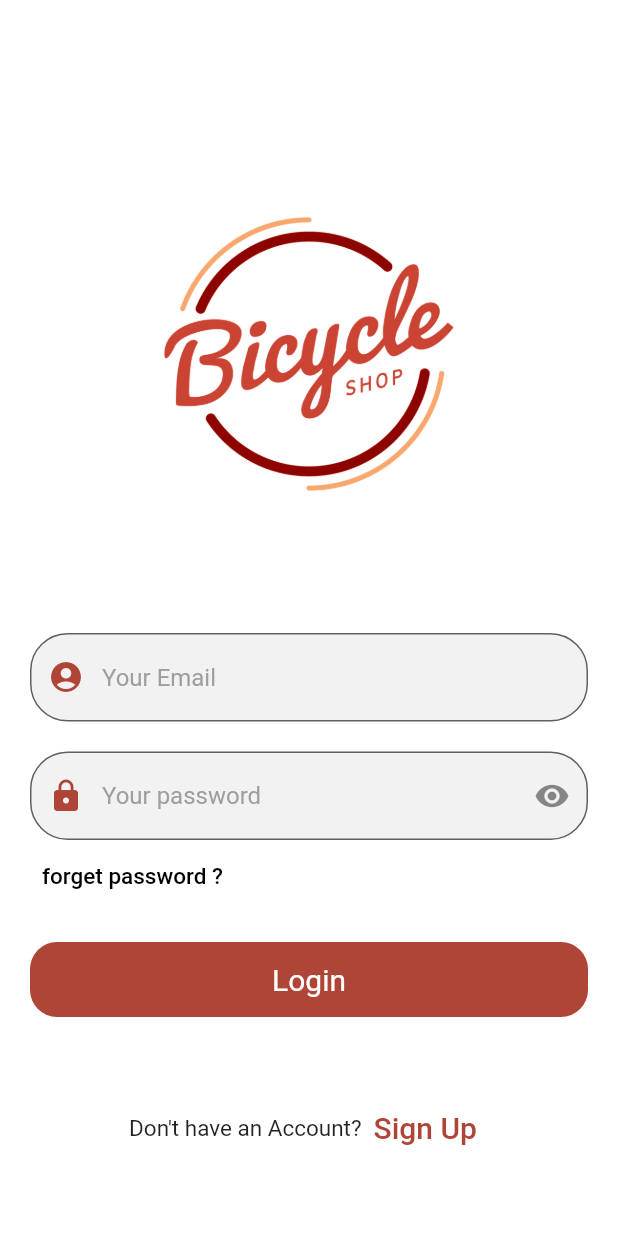
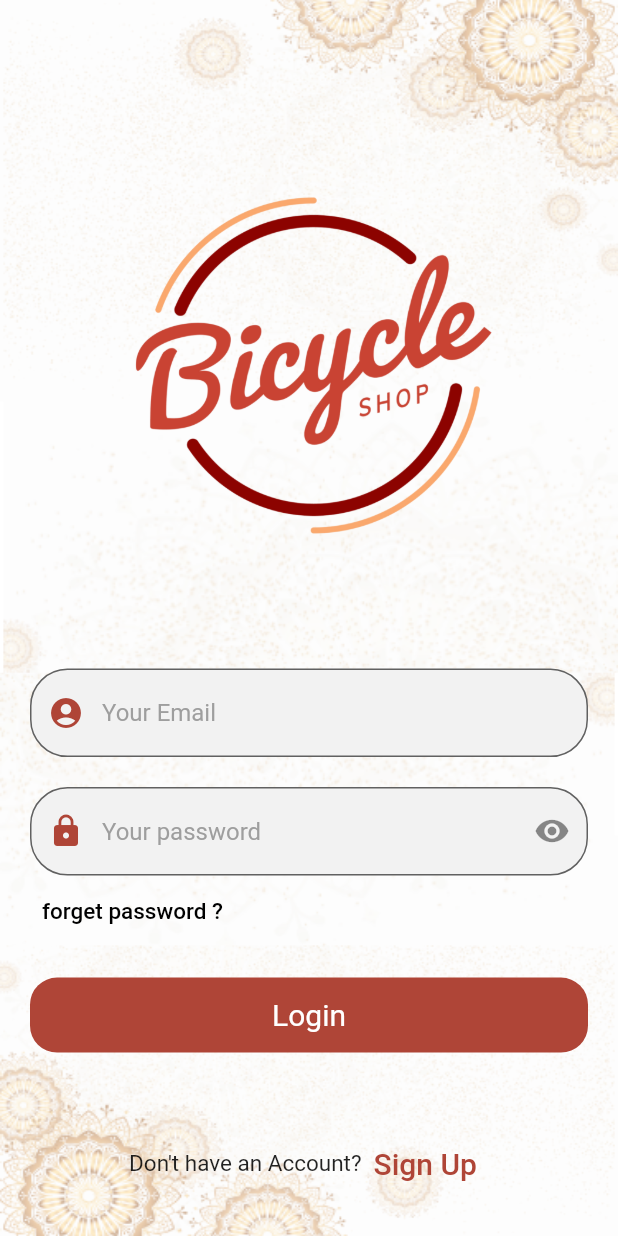
Before and after one commit to Mostafa-Osman/Bicycle_shop, a Flutter app: the LoginScreen screen opened by its route, on a phone screen of 412 x 824 dp. Run offline on Flutter 3.47's test engine with Material 2 defaults, Android fonts, the phone set to English and light mode, and no system bars; our stand-ins replace bloc, conditional_builder_null_safety, curved_navigation_bar, dio, expandable_text, flutter_bloc and 8 more; missing offline and left inert: checkbox_grouped; accounts and stored records are empty.

Commit message:
update login screen and make welcome screen

```diff
--- a/lib/screens/home/home_cubit/home_cubit.dart
+++ b/lib/screens/home/home_cubit/home_cubit.dart
@@ -47,7 +47,7 @@ class HomeCubit extends Cubit<HomeStates> {
   //   });
   // }
 
-  int photoIndex=0;
+  int photoIndex=-1;
   changePhotoIndex(index) {
     photoIndex=index;
     emit(ChangePhotoIndexState());
--- a/lib/screens/login/ui/login.dart
+++ b/lib/screens/login/ui/login.dart
@@ -1,7 +1,7 @@
 import 'package:conditional_builder_null_safety/conditional_builder_null_safety.dart';
 import 'package:flutter/material.dart';
 import 'package:flutter_bloc/flutter_bloc.dart';
-import 'package:flutter_svg/flutter_svg.dart';
+import 'package:flutter_svg/avd.dart';
 import 'package:hexcolor/hexcolor.dart';
 import 'package:udemy_flutter/route/route_constants.dart';
 import 'package:udemy_flutter/screens/login/login_cubit/login_cubit.dart';
@@ -42,15 +42,31 @@ class LoginScreen extends StatelessWidget {
       },
       builder: (context, state) => Scaffold(
         body: SingleChildScrollView(
-          child: Padding(
-            padding: const EdgeInsets.only(
-                right: 20.0, left: 20.0, bottom: 20.0, top: 50.0),
-            child:  Column(
+          child: Container(
+            height: MediaQuery.of(context).size.height,
+            width: double.infinity,
+            decoration: BoxDecoration(
+              image: DecorationImage(
+                  image: AssetImage(
+                    "assets/images/background_login.png",
+                  ),
+                  fit: BoxFit.fill),
+            ),
+            child: Stack(
               children: [
-                  Image.asset(
-                    "assets/images/login.jpg",
+                Padding(
+                  padding: const EdgeInsets.only(top: 100.0,right: 60,left: 60),
+                  child: Image.asset(
+                    "assets/images/logo.png",
                   ),
-                  Form(
+                ),
+                Padding(
+                  padding: const EdgeInsets.all(20.0),
+                  child: Align(
+                    alignment: Alignment.bottomCenter,
+                    child: Container(
+                      height: MediaQuery.of(context).size.height / 2.3,
+                      child: Form(
                         key: _formKey,
                         child: Column(
                           crossAxisAlignment: CrossAxisAlignment.start,
@@ -85,7 +101,7 @@ class LoginScreen extends StatelessWidget {
                                 textHint: "Your password",
                                 prefix: Icon(
                                   Icons.lock,
-                              color:HexColor('#AF4537'),
+                                  color: HexColor('#AF4537'),
                                 ),
                                 suffixIcon: IconButton(
                                     onPressed: () => LoginCubit.get(context)
@@ -94,7 +110,8 @@ class LoginScreen extends StatelessWidget {
                                         (LoginCubit.get(context).isVisibility)
                                             ? Icons.visibility
                                             : Icons.visibility_off)),
-                            obscureText: LoginCubit.get(context).isVisibility),
+                                obscureText:
+                                    LoginCubit.get(context).isVisibility),
                             //GestureDetector action when click in text forget password ?
                             CustomTextButton(
                               text: 'forget password ?',
@@ -105,8 +122,8 @@ class LoginScreen extends StatelessWidget {
 
                             //button login
                             Padding(
-                          padding:
-                              const EdgeInsets.only(top: 20.0, bottom: 50.0),
+                              padding: const EdgeInsets.only(
+                                  top: 20.0, bottom: 50.0),
                               child: ConditionalBuilder(
                                 condition: state is! LoginLoadingState,
                                 builder: (context) => CustomButton(
@@ -122,7 +139,8 @@ class LoginScreen extends StatelessWidget {
                                   buttonColor: HexColor('#AF4537'),
                                 ),
                                 fallback: (context) => Center(
-                              child: CircularProgressIndicator(),
+                                  child: CircularProgressIndicator(
+                                      color: HexColor('#AF4537')),
                                 ),
                               ),
                             ),
@@ -131,7 +149,8 @@ class LoginScreen extends StatelessWidget {
                               mainAxisAlignment: MainAxisAlignment.center,
                               children: [
                                 CustomText(
-                                text: "Don't have an Account?", fontSize: 15),
+                                    text: "Don't have an Account?",
+                                    fontSize: 15),
                                 CustomTextButton(
                                     text: 'Sign Up',
                                     textColor: HexColor('#AF4537'),
@@ -142,13 +161,15 @@ class LoginScreen extends StatelessWidget {
                             ),
                           ],
                         ),
-                  )
+                      ),
+                    ),
+                  ),
+                ),
               ],
             ),
           ),
         ),
       ),
-
     );
   }
 }
--- a/pubspec.yaml
+++ b/pubspec.yaml
@@ -38,10 +38,10 @@ dependencies:
   streaming_shared_preferences: ^2.0.0
   hexcolor: ^2.0.5
   smooth_page_indicator:
-  flutter_svg: ^0.22.0
   rflutter_alert: ^2.0.4
   fluttertoast: ^8.0.8
   dio: ^4.0.0
+  flutter_svg: ^1.0.0
   carousel_slider: ^4.0.0
   curved_navigation_bar: ^1.0.1
   flutter_rating_bar: ^4.0.0
```
Also changed, not shown: assets/images/background_login.png (added), assets/images/logo.png (added), pubspec.lock, 7 other files. Lines whose indentation alone changed are shown as unchanged.
